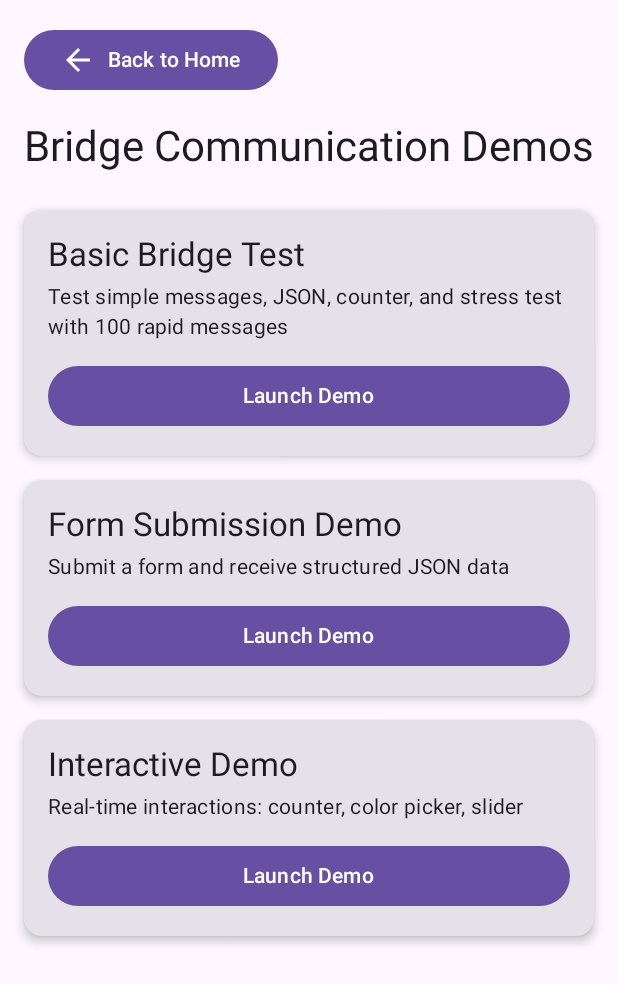
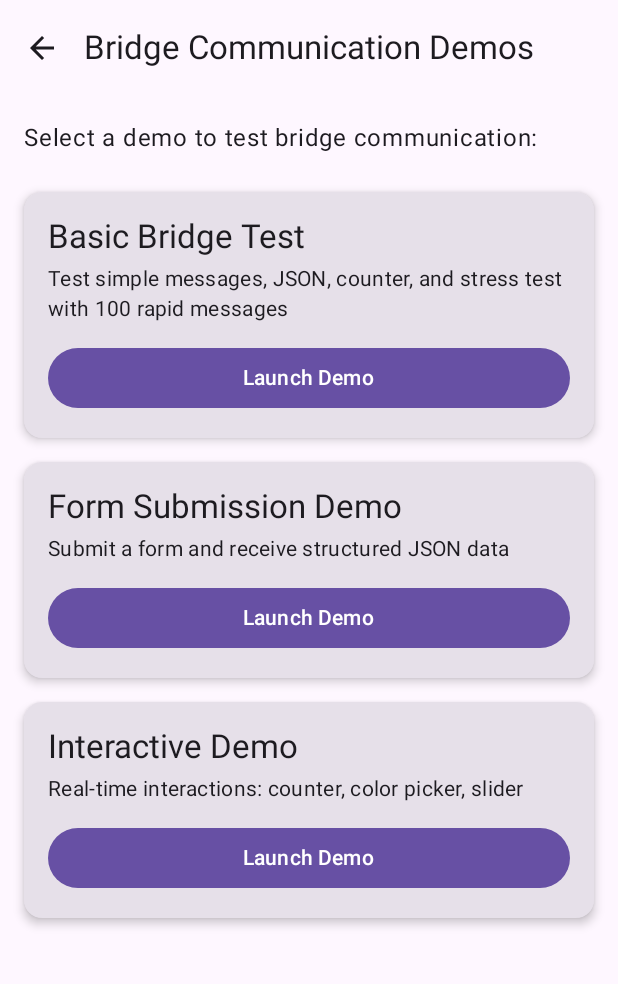
Before and after one commit to aryapreetam/cmp-webview, an Android app built with Jetpack Compose: the composable BridgeDemoScreen shown on its own in the app's theme, on a phone screen of 412 x 824 dp. Shown: the top 984 px of the screen. Run offline under Robolectric (Android 15) with nearby library versions, the phone set to English and light mode, and no system bars.

Commit message:
feat(ios): refactor BridgeDemoScreen to use Scaffold and improve back navigation. these changes were done specifically for ios but should be helpful for other targets as well.

```diff
--- a/sample/composeApp/src/commonMain/kotlin/screens/BridgeDemoScreen.kt
+++ b/sample/composeApp/src/commonMain/kotlin/screens/BridgeDemoScreen.kt
@@ -1,25 +1,27 @@
 package screens
 
-import androidx.compose.foundation.background
 import androidx.compose.foundation.layout.*
 import androidx.compose.foundation.rememberScrollState
 import androidx.compose.foundation.verticalScroll
 import androidx.compose.material3.Button
 import androidx.compose.material3.Card
 import androidx.compose.material3.CardDefaults
-import androidx.compose.material3.CircularProgressIndicator
+import androidx.compose.material3.ExperimentalMaterial3Api
+import androidx.compose.material3.IconButton
 import androidx.compose.material3.MaterialTheme
+import androidx.compose.material3.Scaffold
 import androidx.compose.material3.Text
+import androidx.compose.material3.TopAppBar
 import androidx.compose.runtime.*
 import androidx.compose.ui.Alignment
 import androidx.compose.ui.Modifier
-import androidx.compose.ui.graphics.Color
 import androidx.compose.ui.unit.dp
 import io.github.aryapreetam.cmpwebview.WebView
 import androidx.compose.material3.Icon
 import androidx.compose.material.icons.Icons
 import androidx.compose.material.icons.automirrored.filled.ArrowBack
 
+@OptIn(ExperimentalMaterial3Api::class)
 @Composable
 fun BridgeDemoScreen(onBack: () -> Unit = {}) {
   var selectedDemo by remember { mutableStateOf<DemoType?>(null) }
@@ -37,7 +39,45 @@ fun BridgeDemoScreen(onBack: () -> Unit = {}) {
     }
   }
 
-  Column(modifier = Modifier.fillMaxSize()) {
+  Scaffold(
+    topBar = {
+      TopAppBar(
+        title = {
+          Text(
+            when (selectedDemo) {
+              DemoType.BRIDGE_TEST -> "Basic Bridge Test"
+              DemoType.FORM_DEMO -> "Form Submission Demo"
+              DemoType.INTERACTIVE -> "Interactive Demo"
+              null -> "Bridge Communication Demos"
+            }
+          )
+        },
+        navigationIcon = {
+          IconButton(
+            onClick = {
+              if (selectedDemo != null) {
+                // Go back to demo selection
+                selectedDemo = null
+                lastMessage = "No messages yet"
+                messageCount = 0
+                bridgeReady = false
+              } else {
+                // Go back to home screen
+                onBack()
+              }
+            }
+          ) {
+            Icon(Icons.AutoMirrored.Filled.ArrowBack, contentDescription = "Back")
+          }
+        }
+      )
+    }
+  ) { paddingValues ->
+    Column(
+      modifier = Modifier
+        .fillMaxSize()
+        .padding(paddingValues)
+    ) {
       if (selectedDemo == null) {
         // Demo selection screen
         Column(
@@ -46,19 +86,9 @@ fun BridgeDemoScreen(onBack: () -> Unit = {}) {
             .padding(16.dp)
             .verticalScroll(rememberScrollState())
         ) {
-        // Back button to go to home screen
-        Button(
-          onClick = onBack,
-          modifier = Modifier.padding(bottom = 16.dp)
-        ) {
-          Icon(Icons.AutoMirrored.Filled.ArrowBack, contentDescription = null)
-          Spacer(Modifier.width(8.dp))
-          Text("Back to Home")
-        }
-
           Text(
-          text = "Bridge Communication Demos",
-          style = MaterialTheme.typography.headlineMedium,
+            text = "Select a demo to test bridge communication:",
+            style = MaterialTheme.typography.bodyLarge,
             modifier = Modifier.padding(bottom = 16.dp)
           )
 
@@ -92,35 +122,23 @@ fun BridgeDemoScreen(onBack: () -> Unit = {}) {
       } else {
         // WebView with selected demo
         Column(modifier = Modifier.fillMaxSize()) {
-        // Header with back button and message display
+          // Header with bridge status and message display
           Card(
             modifier = Modifier.fillMaxWidth(),
             elevation = CardDefaults.cardElevation(defaultElevation = 4.dp)
           ) {
             Column(modifier = Modifier.padding(16.dp)) {
-            Button(
-              onClick = {
-                selectedDemo = null
-                lastMessage = "No messages yet"
-                messageCount = 0
-                bridgeReady = false
-              }
+              // Bridge status row
+              Row(
+                modifier = Modifier.fillMaxWidth(),
+                horizontalArrangement = Arrangement.SpaceBetween
               ) {
-              Icon(Icons.AutoMirrored.Filled.ArrowBack, contentDescription = null)
-              Spacer(Modifier.width(8.dp))
-              Text("Back to Menu")
-            }
-
-            Spacer(modifier = Modifier.height(8.dp))
-
-            // Bridge status row
-            Row(modifier = Modifier.fillMaxWidth(), horizontalArrangement = Arrangement.SpaceBetween) {
                 Text(
                   text = if (bridgeReady) "Bridge: Ready" else "Bridge: Waiting…",
                   style = MaterialTheme.typography.titleMedium
                 )
                 Text(
-                text = "Messages received: $messageCount",
+                  text = "Messages: $messageCount",
                   style = MaterialTheme.typography.titleMedium
                 )
               }
@@ -154,6 +172,7 @@ fun BridgeDemoScreen(onBack: () -> Unit = {}) {
                 bridgeReady = false
               }
             )
+          }
         }
       }
     }
```
Lines whose indentation alone changed are shown as unchanged.
